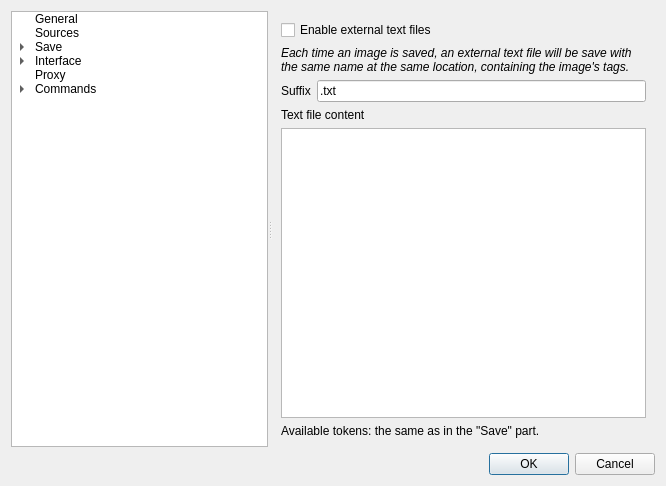
Old version of the form gui/src/settings/optionswindow.ui in the repository Bionus/imgbrd-grabber.
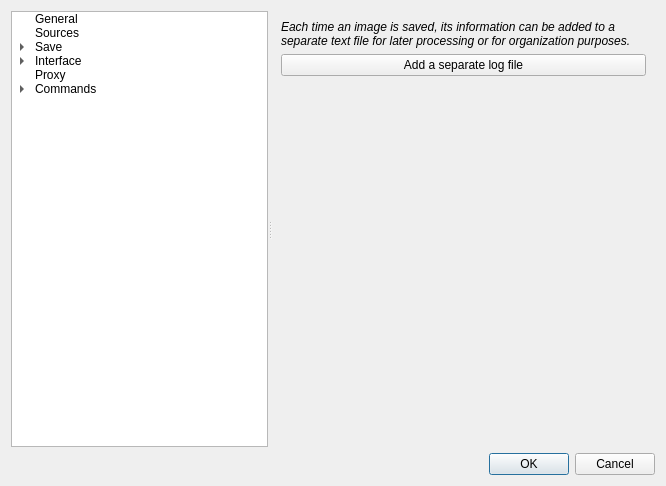
New version of the form. The open tabs and pages were chosen to show the change. Icons and pictures are not drawn.

Commit message: Merge separate logs settings into a single page (issue #875)

Patch:
```diff
--- a/gui/src/settings/optionswindow.ui
+++ b/gui/src/settings/optionswindow.ui
@@ -985,17 +985,10 @@
       </widget>
       <widget class="QWidget" name="pageSaveTextfile">
        <layout class="QVBoxLayout" name="verticalLayout_2">
-        <item>
-         <widget class="QCheckBox" name="checkTextfileActivate">
-          <property name="text">
-           <string>Enable external text files</string>
-          </property>
-         </widget>
-        </item>
         <item>
          <widget class="QLabel" name="label_81">
           <property name="text">
-           <string>&lt;i&gt;Each time an image is saved, an external text file will be save with the same name at the same location, containing the image's tags.&lt;/i&gt;</string>
+           <string>&lt;i&gt;Each time an image is saved, its information can be added to a separate text file for later processing or for organization purposes.&lt;/i&gt;</string>
           </property>
           <property name="wordWrap">
            <bool>true</bool>
@@ -1003,119 +996,27 @@
          </widget>
         </item>
         <item>
-         <widget class="QWidget" name="widgetTextfile" native="true">
-          <layout class="QFormLayout" name="formLayout_12">
-           <property name="leftMargin">
-            <number>0</number>
-           </property>
-           <property name="topMargin">
-            <number>0</number>
-           </property>
-           <property name="rightMargin">
-            <number>0</number>
-           </property>
-           <property name="bottomMargin">
-            <number>0</number>
-           </property>
-           <item row="0" column="0">
-            <widget class="QLabel" name="label_89">
-             <property name="text">
-              <string>Suffix</string>
-             </property>
-            </widget>
-           </item>
-           <item row="0" column="1">
-            <widget class="QLineEdit" name="lineTextfileSuffix">
-             <property name="text">
-              <string notr="true">.txt</string>
-             </property>
-            </widget>
-           </item>
-           <item row="2" column="0" colspan="2">
-            <widget class="QPlainTextEdit" name="textEditTextfileContent"/>
-           </item>
-           <item row="1" column="0" colspan="2">
-            <widget class="QLabel" name="label_35">
-             <property name="text">
-              <string>Text file content</string>
-             </property>
-            </widget>
-           </item>
-           <item row="3" column="0" colspan="2">
-            <widget class="QLabel" name="label_80">
-             <property name="text">
-              <string>Available tokens: the same as in the &quot;Save&quot; part.</string>
-             </property>
-             <property name="wordWrap">
-              <bool>true</bool>
-             </property>
-            </widget>
-           </item>
-          </layout>
-         </widget>
+         <layout class="QGridLayout" name="layoutLogFiles"/>
         </item>
-       </layout>
-      </widget>
-      <widget class="QWidget" name="pageSaveLog">
-       <layout class="QFormLayout" name="formLayout_21">
-        <item row="0" column="0" colspan="2">
-         <widget class="QCheckBox" name="checkSaveLogEnable">
+        <item>
+         <widget class="QPushButton" name="buttonAddLogFile">
           <property name="text">
-           <string>Enable external logging</string>
+           <string>Add a separate log file</string>
           </property>
          </widget>
         </item>
-        <item row="2" column="0">
-         <widget class="QLabel" name="labelSaveLogFile">
-          <property name="text">
-           <string>Log file</string>
+        <item>
+         <spacer name="verticalSpacer_2">
+          <property name="orientation">
+           <enum>Qt::Vertical</enum>
           </property>
-         </widget>
-        </item>
-        <item row="3" column="0">
-         <widget class="QLabel" name="labelSaveLogFormat">
-          <property name="text">
-           <string>Line format</string>
+          <property name="sizeHint" stdset="0">
+           <size>
+            <width>0</width>
+            <height>0</height>
+           </size>
           </property>
-         </widget>
-        </item>
-        <item row="2" column="1">
-         <layout class="QHBoxLayout" name="layoutSaveLogFile">
-          <item>
-           <widget class="QLineEdit" name="lineSaveLogFile"/>
-          </item>
-          <item>
-           <widget class="QPushButton" name="buttonSaveLogFile">
-            <property name="text">
-             <string>Browse</string>
-            </property>
-           </widget>
-          </item>
-         </layout>
-        </item>
-        <item row="3" column="1">
-         <layout class="QHBoxLayout" name="layoutSaveLogFormat">
-          <item>
-           <widget class="QLineEdit" name="lineSaveLogFormat"/>
-          </item>
-          <item>
-           <widget class="QPushButton" name="buttonSaveLogFormat">
-            <property name="text">
-             <string notr="true">...</string>
-            </property>
-           </widget>
-          </item>
-         </layout>
-        </item>
-        <item row="1" column="0" colspan="2">
-         <widget class="QLabel" name="labelSaveLogEnable">
-          <property name="text">
-           <string>&lt;i&gt;Each time an image is saved, a new line will be added to the selected file.&lt;/i&gt;</string>
-          </property>
-          <property name="wordWrap">
-           <bool>true</bool>
-          </property>
-         </widget>
+         </spacer>
         </item>
        </layout>
       </widget>
```
Left out of the diff: 290 changed lines with no effect on the pictures. The commit also changes 8 other files.
